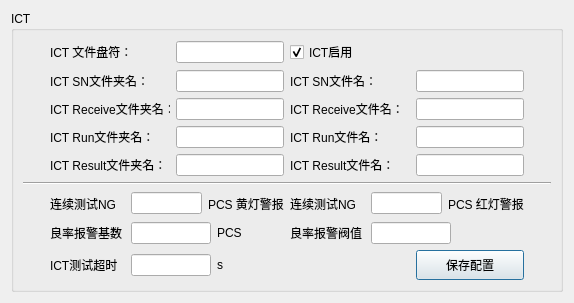
Old version of the form ict_mes_dialog.ui in the repository eveningwyn/ICT_UR10.
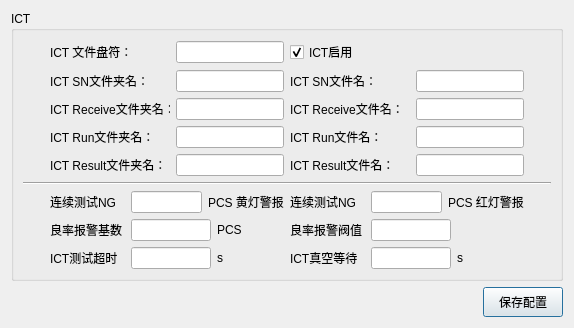
New version of the form. Icons and pictures are not drawn.

Commit message: 1. add Dashboard server function 2. add error alarm function(Dashboard), control robot pause, continue, stop; list of errors can be added 3. close vacuum waiting time can be changed 4. the number of repeat scanning can be changed 5. redesign of the Debug UI

```diff
--- a/ict_mes_dialog.ui
+++ b/ict_mes_dialog.ui
@@ -24,7 +24,33 @@
     <normaloff>:/res/Mes_fichiers_recus_32px.png</normaloff>:/res/Mes_fichiers_recus_32px.png</iconset>
   </property>
   <layout class="QGridLayout" name="gridLayout_2">
-   <item row="0" column="0">
+   <item row="1" column="1">
+    <widget class="QPushButton" name="pushButton_Save_ICT_Config">
+     <property name="minimumSize">
+      <size>
+       <width>0</width>
+       <height>30</height>
+      </size>
+     </property>
+     <property name="text">
+      <string>保存配置</string>
+     </property>
+    </widget>
+   </item>
+   <item row="1" column="0">
+    <spacer name="horizontalSpacer">
+     <property name="orientation">
+      <enum>Qt::Horizontal</enum>
+     </property>
+     <property name="sizeHint" stdset="0">
+      <size>
+       <width>40</width>
+       <height>20</height>
+      </size>
+     </property>
+    </spacer>
+   </item>
+   <item row="0" column="0" colspan="2">
     <widget class="QGroupBox" name="groupBox_ICT">
      <property name="title">
       <string>ICT</string>
@@ -389,19 +415,6 @@
         </property>
        </widget>
       </item>
-      <item row="11" column="4">
-       <widget class="QPushButton" name="pushButton_Save_ICT_Config">
-        <property name="minimumSize">
-         <size>
-          <width>0</width>
-          <height>30</height>
-         </size>
-        </property>
-        <property name="text">
-         <string>保存配置</string>
-        </property>
-       </widget>
-      </item>
       <item row="5" column="0" colspan="6">
        <widget class="Line" name="line">
         <property name="orientation">
@@ -545,6 +558,46 @@
         </item>
        </layout>
       </item>
+      <item row="11" column="3" colspan="2">
+       <layout class="QHBoxLayout" name="horizontalLayout_6">
+        <item>
+         <widget class="QLabel" name="label_10">
+          <property name="minimumSize">
+           <size>
+            <width>75</width>
+            <height>0</height>
+           </size>
+          </property>
+          <property name="maximumSize">
+           <size>
+            <width>75</width>
+            <height>16777215</height>
+           </size>
+          </property>
+          <property name="text">
+           <string>ICT真空等待</string>
+          </property>
+         </widget>
+        </item>
+        <item>
+         <widget class="QLineEdit" name="lineEdit_vacuum_Time">
+          <property name="maximumSize">
+           <size>
+            <width>80</width>
+            <height>16777215</height>
+           </size>
+          </property>
+         </widget>
+        </item>
+        <item>
+         <widget class="QLabel" name="label_11">
+          <property name="text">
+           <string>s</string>
+          </property>
+         </widget>
+        </item>
+       </layout>
+      </item>
      </layout>
     </widget>
    </item>
```
The commit also changes 18 other files.
